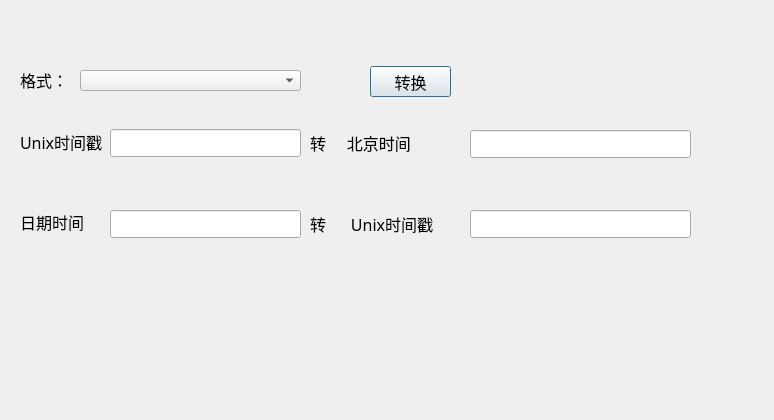
This is UnifiedTools/timestamp.ui in frontier-zh/Zhro as Qt 5 draws it before an edit. The edited form follows.
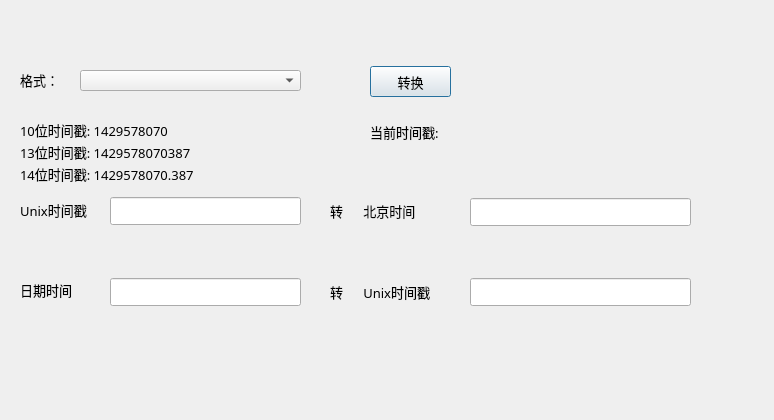
This is the edited form.

Diff of the .ui file:
```diff
--- a/UnifiedTools/timestamp.ui
+++ b/UnifiedTools/timestamp.ui
@@ -13,18 +13,34 @@
   <property name="windowTitle">
    <string>Dialog</string>
   </property>
+  <property name="styleSheet">
+   <string notr="true">QDialog.bgw{
+	border-right:1px solid rgb(170,170,170);
+	background:qlineargradient(spread:reflect,
+		x1:0,y1:0,x2:1,y2:0,
+		stop:0 rgba(207,210,184,255),
+		stop:1 rgba(198,210,100,255));
+}
+QPushButton:pressed {
+         background-color: qlineargradient(x1: 0, y1: 0, x2: 0, y2: 1, stop: 0 #aadbfe, stop: 1 #f6f7fa);
+
+}</string>
+  </property>
+  <property name="class" stdset="0">
+   <string>bgw</string>
+  </property>
   <widget class="QLineEdit" name="lineEdit">
    <property name="geometry">
     <rect>
      <x>110</x>
-     <y>129</y>
+     <y>197</y>
      <width>191</width>
      <height>28</height>
     </rect>
    </property>
    <property name="font">
     <font>
-     <family>Times New Roman</family>
+     <family>微软雅黑</family>
     </font>
    </property>
   </widget>
@@ -32,14 +48,14 @@
    <property name="geometry">
     <rect>
      <x>470</x>
-     <y>130</y>
+     <y>198</y>
      <width>221</width>
      <height>28</height>
     </rect>
    </property>
    <property name="font">
     <font>
-     <family>Times New Roman</family>
+     <family>微软雅黑</family>
      <weight>75</weight>
      <bold>true</bold>
     </font>
@@ -56,8 +72,8 @@
    </property>
    <property name="font">
     <font>
-     <family>楷体</family>
-     <pointsize>12</pointsize>
+     <family>微软雅黑</family>
+     <pointsize>10</pointsize>
     </font>
    </property>
    <property name="text">
@@ -68,15 +84,15 @@
    <property name="geometry">
     <rect>
      <x>20</x>
-     <y>130</y>
+     <y>198</y>
      <width>91</width>
      <height>24</height>
     </rect>
    </property>
    <property name="font">
     <font>
-     <family>楷体</family>
-     <pointsize>12</pointsize>
+     <family>微软雅黑</family>
+     <pointsize>10</pointsize>
     </font>
    </property>
    <property name="text">
@@ -86,35 +102,35 @@
   <widget class="QLabel" name="label_2">
    <property name="geometry">
     <rect>
-     <x>310</x>
-     <y>133</y>
-     <width>151</width>
+     <x>330</x>
+     <y>201</y>
+     <width>111</width>
      <height>20</height>
     </rect>
    </property>
    <property name="font">
     <font>
-     <family>楷体</family>
-     <pointsize>12</pointsize>
+     <family>微软雅黑</family>
+     <pointsize>10</pointsize>
     </font>
    </property>
    <property name="text">
-    <string>转     北京时间</string>
+    <string>转      北京时间</string>
    </property>
   </widget>
   <widget class="QLabel" name="label_3">
    <property name="geometry">
     <rect>
-     <x>310</x>
-     <y>212</y>
-     <width>151</width>
+     <x>330</x>
+     <y>280</y>
+     <width>111</width>
      <height>24</height>
     </rect>
    </property>
    <property name="font">
     <font>
-     <family>楷体</family>
-     <pointsize>12</pointsize>
+     <family>微软雅黑</family>
+     <pointsize>10</pointsize>
     </font>
    </property>
    <property name="text">
@@ -125,14 +141,14 @@
    <property name="geometry">
     <rect>
      <x>470</x>
-     <y>210</y>
+     <y>278</y>
      <width>221</width>
      <height>28</height>
     </rect>
    </property>
    <property name="font">
     <font>
-     <family>Times New Roman</family>
+     <family>微软雅黑</family>
      <weight>75</weight>
      <bold>true</bold>
     </font>
@@ -142,14 +158,14 @@
    <property name="geometry">
     <rect>
      <x>110</x>
-     <y>210</y>
+     <y>278</y>
      <width>191</width>
      <height>28</height>
     </rect>
    </property>
    <property name="font">
     <font>
-     <family>Times New Roman</family>
+     <family>微软雅黑</family>
     </font>
    </property>
    <property name="text">
@@ -160,15 +176,15 @@
    <property name="geometry">
     <rect>
      <x>20</x>
-     <y>212</y>
+     <y>280</y>
      <width>71</width>
      <height>20</height>
     </rect>
    </property>
    <property name="font">
     <font>
-     <family>楷体</family>
-     <pointsize>12</pointsize>
+     <family>微软雅黑</family>
+     <pointsize>10</pointsize>
     </font>
    </property>
    <property name="text">
@@ -202,26 +218,109 @@
    </property>
    <property name="font">
     <font>
-     <family>楷体</family>
-     <pointsize>12</pointsize>
+     <family>微软雅黑</family>
+     <pointsize>10</pointsize>
     </font>
    </property>
    <property name="text">
     <string>格式：</string>
    </property>
   </widget>
-  <zorder>lineEdit</zorder>
-  <zorder>lineEdit_2</zorder>
-  <zorder>button</zorder>
-  <zorder>label</zorder>
-  <zorder>label_2</zorder>
-  <zorder>label_3</zorder>
-  <zorder>lineEdit_4</zorder>
-  <zorder>lineEdit_3</zorder>
-  <zorder>label_4</zorder>
-  <zorder>comboBox</zorder>
-  <zorder>label_5</zorder>
-  <zorder>horizontalSpacer_5</zorder>
+  <widget class="QLabel" name="label_6">
+   <property name="geometry">
+    <rect>
+     <x>20</x>
+     <y>118</y>
+     <width>271</width>
+     <height>24</height>
+    </rect>
+   </property>
+   <property name="font">
+    <font>
+     <family>微软雅黑</family>
+     <pointsize>10</pointsize>
+    </font>
+   </property>
+   <property name="text">
+    <string>10位时间戳: 1429578070</string>
+   </property>
+  </widget>
+  <widget class="QLabel" name="label_7">
+   <property name="geometry">
+    <rect>
+     <x>20</x>
+     <y>140</y>
+     <width>281</width>
+     <height>24</height>
+    </rect>
+   </property>
+   <property name="font">
+    <font>
+     <family>微软雅黑</family>
+     <pointsize>10</pointsize>
+    </font>
+   </property>
+   <property name="text">
+    <string>13位时间戳: 1429578070387</string>
+   </property>
+  </widget>
+  <widget class="QLabel" name="label_8">
+   <property name="geometry">
+    <rect>
+     <x>20</x>
+     <y>162</y>
+     <width>281</width>
+     <height>24</height>
+    </rect>
+   </property>
+   <property name="font">
+    <font>
+     <family>微软雅黑</family>
+     <pointsize>10</pointsize>
+    </font>
+   </property>
+   <property name="text">
+    <string>14位时间戳: 1429578070.387</string>
+   </property>
+  </widget>
+  <widget class="QLabel" name="label_9">
+   <property name="geometry">
+    <rect>
+     <x>370</x>
+     <y>120</y>
+     <width>101</width>
+     <height>24</height>
+    </rect>
+   </property>
+   <property name="font">
+    <font>
+     <family>微软雅黑</family>
+     <pointsize>10</pointsize>
+    </font>
+   </property>
+   <property name="text">
+    <string>当前时间戳: </string>
+   </property>
+  </widget>
+  <widget class="QLabel" name="label_10">
+   <property name="geometry">
+    <rect>
+     <x>470</x>
+     <y>120</y>
+     <width>151</width>
+     <height>24</height>
+    </rect>
+   </property>
+   <property name="font">
+    <font>
+     <family>楷体</family>
+     <pointsize>12</pointsize>
+    </font>
+   </property>
+   <property name="text">
+    <string/>
+   </property>
+  </widget>
  </widget>
  <resources/>
  <connections/>
```
Left out of the diff: 2 changed lines with no effect on the pictures.
